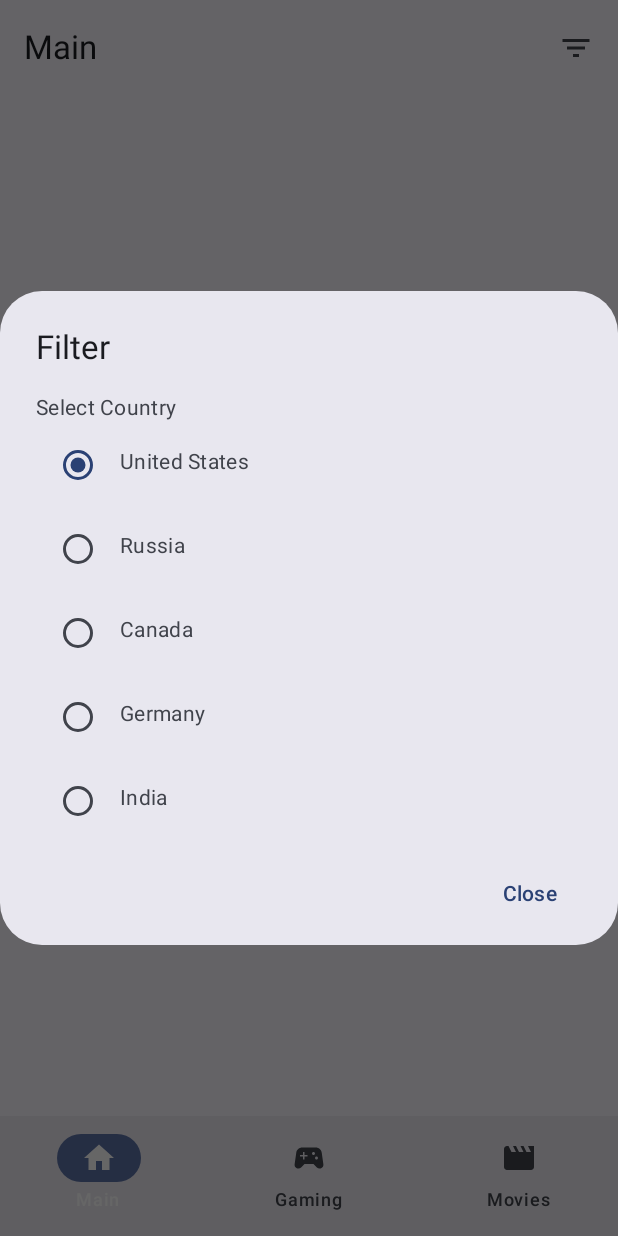
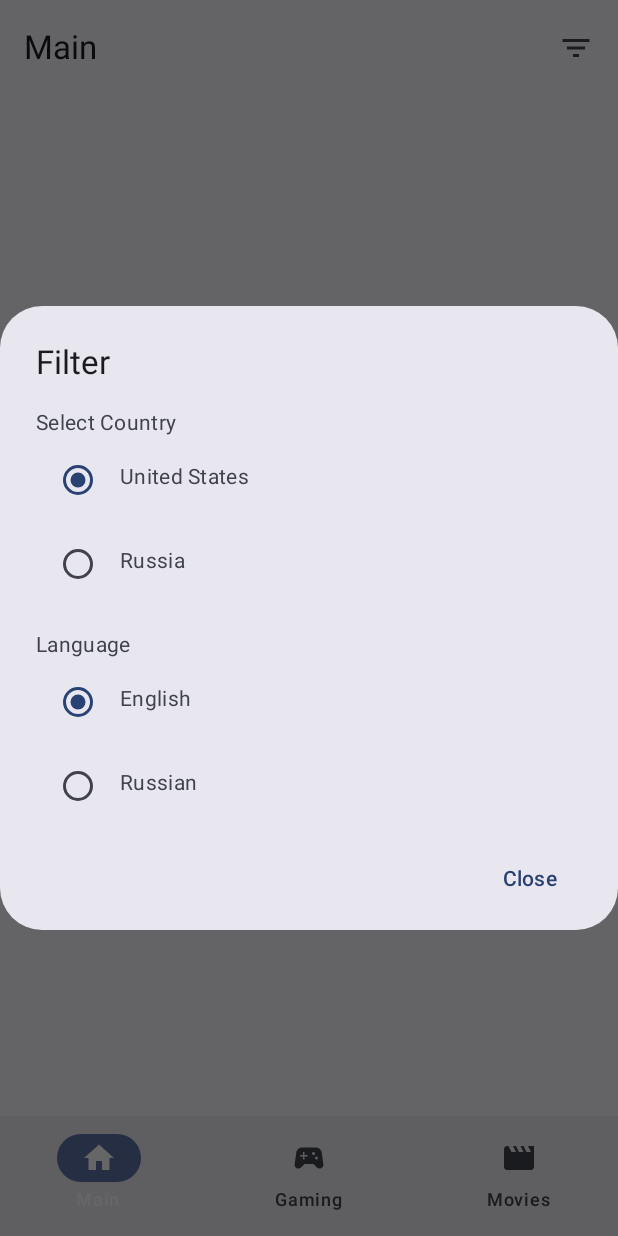
Before and after one commit to agolyud/YouTube, an Android app built with Jetpack Compose: the screen it shows after launch (MainActivity), after a tap on "Filter", on a phone screen of 412 x 824 dp. Run offline under Robolectric (Android 15) with nearby library versions, the phone set to English and light mode, and no system bars; our stand-ins replace Dagger/Hilt's generated code; libraries missing offline, so code that uses them is left out: com.jakewharton.retrofit2; network calls fail; pictures from the network do not load; 1 statement that could not run was skipped.

Commit message:
add change Language

```diff
--- a/app/src/main/java/app/youtube/sun/MainActivity.kt
+++ b/app/src/main/java/app/youtube/sun/MainActivity.kt
@@ -26,6 +26,7 @@ import app.youtube.sun.ui.list.VideoListScreen
 import app.youtube.sun.ui.list.VideoListViewModel
 import app.youtube.sun.ui.main.MainScreen
 import dagger.hilt.android.AndroidEntryPoint
+import java.util.Locale
 
 
 @AndroidEntryPoint
@@ -41,6 +42,19 @@ class MainActivity : ComponentActivity() {
         setContent {
             YouTubeSunTheme {
                 val navController = rememberNavController()
+
+                // Observe language changes and update locale
+                val selectedLanguage by filterViewModel.selectedLanguage.collectAsState()
+                LaunchedEffect(selectedLanguage) {
+                    selectedLanguage?.let {
+                        val locale = Locale(it)
+                        Locale.setDefault(locale)
+                        val config = resources.configuration
+                        config.setLocale(locale)
+                        resources.updateConfiguration(config, resources.displayMetrics)
+                    }
+                }
+
                 NavHost(navController = navController, startDestination = "mainScreen") {
                     composable("mainScreen") {
                         MainScreen(
@@ -73,6 +87,7 @@ class MainActivity : ComponentActivity() {
 
 
 
+
 @Preview(showBackground = true)
 @Composable
 fun MovieListPreview() {
--- a/app/src/main/java/app/youtube/sun/data/preferences/CountryPreferences.kt
+++ b/app/src/main/java/app/youtube/sun/data/preferences/CountryPreferences.kt
@@ -16,10 +16,16 @@ private val Context.dataStore by preferencesDataStore(name = "country_preference
 class CountryPreferences @Inject constructor(private val context: Context) {
 
     private val COUNTRY_KEY = stringPreferencesKey("country_key")
+    private val LANGUAGE_KEY = stringPreferencesKey("language_key")
 
     val selectedCountry: Flow<String?> = context.dataStore.data
         .map { preferences ->
             preferences[COUNTRY_KEY]
+        }
+
+    val selectedLanguage: Flow<String?> = context.dataStore.data
+        .map { preferences ->
+            preferences[LANGUAGE_KEY]
         }
 
     suspend fun saveCountry(countryCode: String) {
@@ -27,4 +33,10 @@ class CountryPreferences @Inject constructor(private val context: Context) {
             preferences[COUNTRY_KEY] = countryCode
         }
     }
+
+    suspend fun saveLanguage(languageCode: String) {
+        context.dataStore.edit { preferences ->
+            preferences[LANGUAGE_KEY] = languageCode
+        }
+    }
 }
--- a/app/src/main/java/app/youtube/sun/ui/filter/FilterDialog.kt
+++ b/app/src/main/java/app/youtube/sun/ui/filter/FilterDialog.kt
@@ -27,14 +27,18 @@ import kotlinx.coroutines.launch
 fun FilterDialog(
     onDismiss: () -> Unit,
     selectedCountry: String,
+    selectedLanguage: String,
     onCountryChange: (String) -> Unit,
+    onLanguageChange: (String) -> Unit
 ) {
     val countries = listOf(
         stringResource(id = R.string.US) to "US",
-        stringResource(id = R.string.RU) to "RU",
-        stringResource(id = R.string.CA) to "CA",
-        stringResource(id = R.string.DE) to "DE",
-        stringResource(id = R.string.IN) to "IN"
+        stringResource(id = R.string.RU) to "RU"
+    )
+
+    val languages = listOf(
+        stringResource(id = R.string.english) to "en",
+        stringResource(id = R.string.russian) to "ru"
     )
 
     val coroutineScope = rememberCoroutineScope()
@@ -57,7 +61,6 @@ fun FilterDialog(
                                     onClick = {
                                         coroutineScope.launch {
                                             onCountryChange(countryCode)
-                                            onDismiss()
                                         }
                                     }
                                 )
@@ -69,6 +72,34 @@ fun FilterDialog(
                             )
                             Text(
                                 text = countryName,
+                                modifier = Modifier.padding(start = 16.dp)
+                            )
+                        }
+                    }
+                }
+
+                Text(stringResource(id = R.string.language), Modifier.padding(top = 16.dp))
+                Column(Modifier.selectableGroup()) {
+                    languages.forEach { (languageName, languageCode) ->
+                        Row(
+                            Modifier
+                                .fillMaxWidth()
+                                .selectable(
+                                    selected = selectedLanguage == languageCode,
+                                    onClick = {
+                                        coroutineScope.launch {
+                                            onLanguageChange(languageCode)
+                                        }
+                                    }
+                                )
+                                .padding(16.dp)
+                        ) {
+                            RadioButton(
+                                selected = selectedLanguage == languageCode,
+                                onClick = null
+                            )
+                            Text(
+                                text = languageName,
                                 modifier = Modifier.padding(start = 16.dp)
                             )
                         }
@@ -95,6 +126,8 @@ fun PreviewFilterDialog() {
     FilterDialog(
         onDismiss = {},
         selectedCountry = "US",
-        onCountryChange = {}
+        selectedLanguage = "en",
+        onCountryChange = {},
+        onLanguageChange = {}
     )
 }
--- a/app/src/main/java/app/youtube/sun/ui/filter/FilterViewModel.kt
+++ b/app/src/main/java/app/youtube/sun/ui/filter/FilterViewModel.kt
@@ -1,5 +1,8 @@
 package app.youtube.sun.ui.filter
 
+import android.app.Application
+import android.content.res.Configuration
+import androidx.lifecycle.AndroidViewModel
 import androidx.lifecycle.ViewModel
 import androidx.lifecycle.viewModelScope
 import app.youtube.sun.data.preferences.CountryPreferences
@@ -8,19 +11,25 @@ import kotlinx.coroutines.flow.MutableStateFlow
 import kotlinx.coroutines.flow.StateFlow
 import kotlinx.coroutines.flow.first
 import kotlinx.coroutines.launch
+import java.util.Locale
 import javax.inject.Inject
 
 @HiltViewModel
 class FilterViewModel @Inject constructor(
-    private val countryPreferences: CountryPreferences
-) : ViewModel() {
+    private val countryPreferences: CountryPreferences,
+    application: Application
+) : AndroidViewModel(application) {
 
     private val _selectedCountry = MutableStateFlow<String?>(null)
     val selectedCountry: StateFlow<String?> get() = _selectedCountry
 
+    private val _selectedLanguage = MutableStateFlow<String?>(null)
+    val selectedLanguage: StateFlow<String?> get() = _selectedLanguage
+
     init {
         viewModelScope.launch {
             _selectedCountry.value = countryPreferences.selectedCountry.first() ?: "US"
+            _selectedLanguage.value = countryPreferences.selectedLanguage.first() ?: "en"
         }
     }
 
@@ -30,4 +39,20 @@ class FilterViewModel @Inject constructor(
             _selectedCountry.value = countryCode
         }
     }
+
+    fun updateLanguage(languageCode: String) {
+        viewModelScope.launch {
+            countryPreferences.saveLanguage(languageCode)
+            _selectedLanguage.value = languageCode
+            updateLocale(languageCode)
+        }
+    }
+
+    private fun updateLocale(languageCode: String) {
+        val locale = Locale(languageCode)
+        Locale.setDefault(locale)
+        val config = Configuration()
+        config.setLocale(locale)
+        getApplication<Application>().resources.updateConfiguration(config, getApplication<Application>().resources.displayMetrics)
+    }
 }
--- a/app/src/main/java/app/youtube/sun/ui/main/MainScreen.kt
+++ b/app/src/main/java/app/youtube/sun/ui/main/MainScreen.kt
@@ -52,7 +52,7 @@ fun MainScreen(
     var selectedItem by remember { mutableStateOf(0) }
     var isFilterDialogVisible by remember { mutableStateOf(false) }
     val selectedCountry by filterViewModel.selectedCountry.collectAsState()
-
+    val selectedLanguage by filterViewModel.selectedLanguage.collectAsState()
 
     LaunchedEffect(selectedCountry) {
         selectedCountry?.let {
@@ -115,8 +115,13 @@ fun MainScreen(
             FilterDialog(
                 onDismiss = { isFilterDialogVisible = false },
                 selectedCountry = selectedCountry ?: "US",
+                selectedLanguage = selectedLanguage ?: "en",
                 onCountryChange = { countryCode ->
                     filterViewModel.updateCountry(countryCode)
+                    isFilterDialogVisible = false
+                },
+                onLanguageChange = { languageCode ->
+                    filterViewModel.updateLanguage(languageCode)
                     isFilterDialogVisible = false
                 }
             )
--- a/app/src/main/res/values/strings.xml
+++ b/app/src/main/res/values/strings.xml
@@ -12,4 +12,7 @@
     <string name="filter">Filter</string>
     <string name="select_country">Select Country</string>
     <string name="close">Close</string>
+    <string name="english">English</string>
+    <string name="russian">Russian</string>
+    <string name="language">Language</string>
 </resources>
```
Also changed, not shown: 1 other file.
